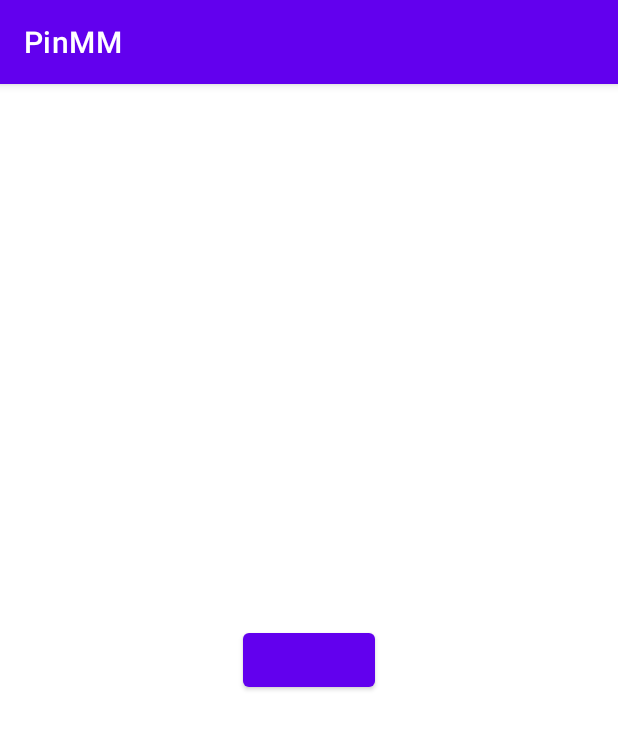
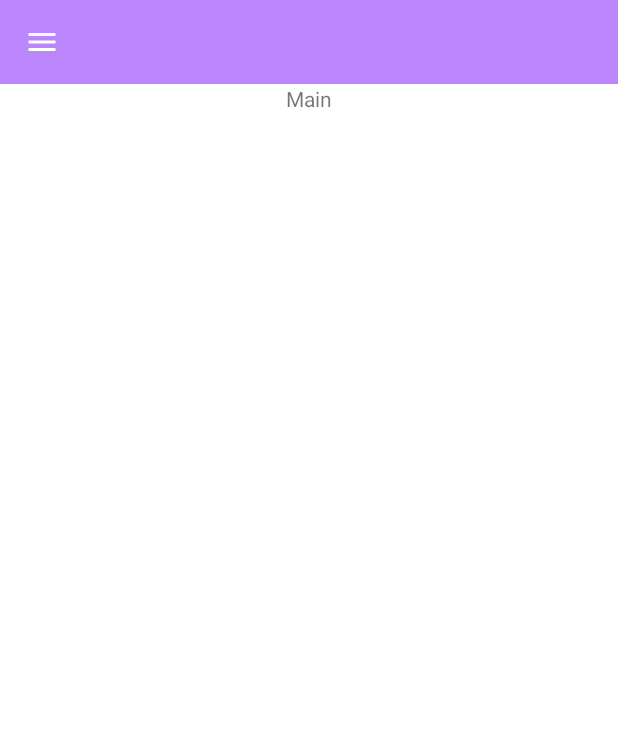
Before and after one commit to prudhvikatlaparthi/PinMM, an Android app: the screen it shows after launch (MainActivity), on a phone screen of 412 x 824 dp. Shown: the top 729 px of the screen. Run offline under Robolectric (Android 15) with nearby library versions, the phone set to English and light mode, and no system bars.

Commit message:
Nav menu changes

```diff
--- a/app/src/main/java/interfaces/DialogClickInterface.java
+++ b/app/src/main/java/com/pru/pinmm/interfaces/DialogClickInterface.java
@@ -1,8 +1,9 @@
-package interfaces;
+package com.pru.pinmm.interfaces;
 
 import android.content.DialogInterface;
 
 public interface DialogClickInterface {
     public void positiveClick(DialogInterface dialog);
+
     public void negativeClick(DialogInterface dialog);
 }
--- /dev/null
+++ b/app/src/main/java/com/pru/pinmm/ui/authentication/BaseActivity.java
@@ -0,0 +1,68 @@
+package com.pru.pinmm.ui.authentication;
+
+import android.app.ProgressDialog;
+import android.content.Context;
+
+import androidx.appcompat.app.AppCompatActivity;
+import androidx.appcompat.widget.Toolbar;
+
+import com.pru.pinmm.R;
+
+abstract public class BaseActivity extends AppCompatActivity {
+
+    ProgressDialog dialog;
+
+    @Override
+    protected void attachBaseContext(Context newBase) {
+        super.attachBaseContext(newBase);
+    }
+
+    @Override
+    protected void onStart() {
+        super.onStart();
+    }
+
+    public void setToolbar(Toolbar toolBar) {
+        setSupportActionBar(toolBar);
+    }
+
+    public void setToolbar(Toolbar toolBar, String title) {
+        setSupportActionBar(toolBar);
+        setTitle(title);
+    }
+
+    public void setToolbar(Toolbar toolBar, int title) {
+        setSupportActionBar(toolBar);
+        setTitle(title);
+    }
+
+    public void showToolbarBackButton() {
+        showToolbarBackButton(0);
+    }
+
+    public void showToolbarBackButton(int title) {
+        if (title == 0) {
+            title = R.string.app_name;
+        }
+        if (getSupportActionBar() != null) {
+            getSupportActionBar().show();
+            getSupportActionBar().setDisplayHomeAsUpEnabled(true);
+            getSupportActionBar().setTitle(title);
+        }
+
+    }
+
+    public void showToolbarBackButton(String title) {
+        if (getSupportActionBar() != null) {
+            getSupportActionBar().show();
+            getSupportActionBar().setDisplayHomeAsUpEnabled(true);
+            getSupportActionBar().setTitle(title);
+        }
+
+    }
+
+    public void hideToolbar() {
+        if (getSupportActionBar() != null)
+            getSupportActionBar().hide();
+    }
+}
--- a/app/src/main/java/com/pru/pinmm/ui/authentication/MainActivity.java
+++ b/app/src/main/java/com/pru/pinmm/ui/authentication/MainActivity.java
@@ -1,112 +1,71 @@
 package com.pru.pinmm.ui.authentication;
 
-import android.app.ProgressDialog;
-import android.content.DialogInterface;
+import android.content.Intent;
 import android.os.Bundle;
-import android.text.TextUtils;
-import android.util.Base64;
-import android.util.Log;
-import android.widget.Toast;
+import android.view.Gravity;
+import android.view.MenuItem;
 
-import androidx.appcompat.app.AlertDialog;
-import androidx.appcompat.app.AppCompatActivity;
+import androidx.annotation.NonNull;
+import androidx.appcompat.app.ActionBarDrawerToggle;
 
-import com.pru.pinmm.MyApplication;
+import com.google.android.material.navigation.NavigationView;
 import com.pru.pinmm.R;
 import com.pru.pinmm.databinding.ActivityMainBinding;
-import com.pru.pinmm.model.payloads.LoginPayload;
-import com.pru.pinmm.model.response.LoginResponse;
-import com.pru.pinmm.model.response.User;
-import com.pru.pinmm.remote.APIHelper;
-import com.pru.pinmm.utils.CommonUtils;
 
-import interfaces.DialogClickInterface;
-import retrofit2.Call;
-import retrofit2.Callback;
-import retrofit2.Response;
-
-public class MainActivity extends AppCompatActivity {
-    private ProgressDialog pd;
+public class MainActivity extends BaseActivity implements NavigationView.OnNavigationItemSelectedListener {
+    private ActivityMainBinding binding;
+    private ActionBarDrawerToggle toggle;
 
     @Override
     protected void onCreate(Bundle savedInstanceState) {
         super.onCreate(savedInstanceState);
-        com.pru.pinmm.databinding.ActivityMainBinding binding = ActivityMainBinding.inflate(getLayoutInflater());
+        binding = ActivityMainBinding.inflate(getLayoutInflater());
         setContentView(binding.getRoot());
-        pd = new ProgressDialog(this);
-        pd.setMessage(getString(R.string.loading));
-        binding.loginBtn.setText(MyApplication.getMyPreferences().getKeyLoggedUserId());
-
-        binding.loginBtn.setOnClickListener(v -> {
-            AlertDialog dialog = CommonUtils.showAlertDialog(this, "Success", true, "Ok", null, new DialogClickInterface() {
-                @Override
-                public void positiveClick(DialogInterface dialog) {
-//                    Intent(sdfsdf)
-                    dialog.dismiss();
-                    //Intent -> Validate Mpin
+        initializeNavigation();
+        onClickListener();
+        hideToolbar();
     }
 
-                @Override
-                public void negativeClick(DialogInterface dialog) {
-                    dialog.dismiss();
-                }
+    private void onClickListener() {
+        binding.imgMenu.setOnClickListener(v -> {
+            binding.drawerLayout.openDrawer(Gravity.LEFT);
         });
-            dialog.show();
-            MyApplication.getMyPreferences().setKeyLoggedUserId("sdfsdfsdf");
-            LoginPayload payload = new LoginPayload();
-            String pword = "sdfsf";
-            payload.setEmailId("uName");
-            payload.setPassword(Base64.encodeToString(pword.getBytes(), Base64.NO_WRAP));
-            payload.setLoginMenuId("12313");
-
-            Call<LoginResponse> call = APIHelper.getRepository().authenticateUser(payload);
-            call.enqueue(new Callback<LoginResponse>() {
-                @Override
-                public void onResponse(Call<LoginResponse> call, Response<LoginResponse> response) {
-                    pd.dismiss();
-                    Log.i("TAG", "onResponse: " + response);
-                    if (response.isSuccessful() && response.body() != null) {
-                        Log.i("TAG", "onResponse: " + response.body());
-                        LoginResponse response1 = response.body();
-                        String token = response1.getSessionToken();
-                        MyApplication.getMyPreferences().setKeySessionToken(token);
-                        User user = response1.getUser();
-                        int id = user.getUserId();
-                        MyApplication.getMyPreferences().setKeyUserId(id);
-                        // MPincreate -> save mpin
-                        // loginwithMPing -> validate -> MainActivity
-
-
-                    }
     }
 
-                @Override
-                public void onFailure(Call<LoginResponse> call, Throwable t) {
-                    pd.dismiss();
-                    Toast.makeText(MainActivity.this, t.getMessage(), Toast.LENGTH_SHORT).show();
-                }
-            });
-
-        });
-
-        Call<String> call = APIHelper.getRepository().getUserDetail(new LoginPayload());
-        call.enqueue(new Callback<String>() {
-            @Override
-            public void onResponse(Call<String> call, Response<String> response) {
+    private void initializeNavigation() {
+        toggle = new ActionBarDrawerToggle(this, binding.drawerLayout, R.string.navigation_drawer_open, R.string.navigation_drawer_close);
+        binding.drawerLayout.addDrawerListener(toggle);
+        toggle.syncState();
+        binding.navigationView.setNavigationItemSelectedListener(this);
 
     }
 
     @Override
-            public void onFailure(Call<String> call, Throwable t) {
+    public boolean onNavigationItemSelected(@NonNull MenuItem item) {
+        binding.drawerLayout.closeDrawers();
+        int id = item.getItemId();
+        if (id == R.id.home) {
+            startActivity(new Intent(this, HomeActivity.class));
+        } else if (id == R.id.settings) {
+            startActivity(new Intent(this, SettingsActivity.class));
+        } else if (id == R.id.profile) {
+            startActivity(new Intent(this, ProfileActivity.class));
+        }
+        return false;
+    }
 
+    @Override
+    public boolean onOptionsItemSelected(@NonNull MenuItem item) {
+        toggle.onOptionsItemSelected(item);
+        return super.onOptionsItemSelected(item);
     }
-        });
-        String mpin = "S" + "23";
-        if (TextUtils.isEmpty(MyApplication.getMyPreferences().getKeyMPIN())) {
-            // login
 
+    @Override
+    public void onBackPressed() {
+        if (binding.drawerLayout.isDrawerOpen(Gravity.LEFT)) {
+            binding.drawerLayout.closeDrawers();
         } else {
-            // validate
+            super.onBackPressed();
         }
     }
 }
--- a/app/src/main/java/com/pru/pinmm/utils/CommonUtils.java
+++ b/app/src/main/java/com/pru/pinmm/utils/CommonUtils.java
@@ -7,7 +7,7 @@ import android.widget.EditText;
 
 import androidx.appcompat.app.AlertDialog;
 
-import interfaces.DialogClickInterface;
+import com.pru.pinmm.interfaces.DialogClickInterface;
 
 public class CommonUtils {
 
--- /dev/null
+++ b/app/src/main/res/drawable/ic_menu.xml
@@ -0,0 +1,5 @@
+<vector android:height="24dp" android:tint="#FFFFFF"
+    android:viewportHeight="24" android:viewportWidth="24"
+    android:width="24dp" xmlns:android="http://schemas.android.com/apk/res/android">
+    <path android:fillColor="@android:color/white" android:pathData="M3,18h18v-2L3,16v2zM3,13h18v-2L3,11v2zM3,6v2h18L21,6L3,6z"/>
+</vector>
--- a/app/src/main/res/layout/activity_main.xml
+++ b/app/src/main/res/layout/activity_main.xml
@@ -1,19 +1,46 @@
 <?xml version="1.0" encoding="utf-8"?>
-<androidx.constraintlayout.widget.ConstraintLayout xmlns:android="http://schemas.android.com/apk/res/android"
+<androidx.drawerlayout.widget.DrawerLayout xmlns:android="http://schemas.android.com/apk/res/android"
     xmlns:app="http://schemas.android.com/apk/res-auto"
     xmlns:tools="http://schemas.android.com/tools"
+    android:id="@+id/drawerLayout"
     android:layout_width="match_parent"
     android:layout_height="match_parent"
     tools:context=".ui.authentication.MainActivity">
 
-    <Button
-        android:id="@+id/loginBtn"
+    <LinearLayout
+        android:layout_width="match_parent"
+        android:layout_height="match_parent"
+        android:orientation="vertical">
+
+        <androidx.appcompat.widget.Toolbar
+            android:layout_width="match_parent"
+            android:background="@color/purple_200"
+            android:layout_height="wrap_content">
+
+            <LinearLayout
+                android:layout_width="match_parent"
+                android:layout_height="wrap_content"
+                android:orientation="horizontal">
+                <ImageView
+                    android:id="@+id/imgMenu"
+                    android:layout_width="wrap_content"
+                    android:layout_height="wrap_content"
+                    android:src="@drawable/ic_menu"/>
+            </LinearLayout>
+        </androidx.appcompat.widget.Toolbar>
+
+        <TextView
+            android:layout_width="wrap_content"
+            android:layout_height="wrap_content"
+            android:layout_gravity="center"
+            android:text="Main" />
+    </LinearLayout>
+
+    <com.google.android.material.navigation.NavigationView
+        android:id="@+id/navigationView"
         android:layout_width="wrap_content"
-        android:layout_height="wrap_content"
-        android:text="Hello World!"
-        app:layout_constraintBottom_toBottomOf="parent"
-        app:layout_constraintLeft_toLeftOf="parent"
-        app:layout_constraintRight_toRightOf="parent"
-        app:layout_constraintTop_toTopOf="parent" />
-
-</androidx.constraintlayout.widget.ConstraintLayout>
+        android:layout_height="match_parent"
+        android:layout_gravity="start"
+        app:headerLayout="@layout/header_layout"
+        app:menu="@menu/navigation_drawer" />
+</androidx.drawerlayout.widget.DrawerLayout>
--- /dev/null
+++ b/app/src/main/res/menu/navigation_drawer.xml
@@ -0,0 +1,33 @@
+<?xml version="1.0" encoding="utf-8"?>
+<menu xmlns:android="http://schemas.android.com/apk/res/android">
+    <item
+        android:id="@+id/home"
+        android:title="Home" />
+    <item
+        android:id="@+id/settings"
+        android:title="Settings" />
+    <item
+        android:id="@+id/profile"
+        android:title="Profile" />
+
+    <item
+        android:title="Profile" />
+    <item
+        android:title="Profile" />
+
+    <item
+        android:title="Profile" />
+
+    <item android:title="Version 2.2">
+        <menu>
+            <group android:checkableBehavior="single">
+                <item
+                    android:id="@+id/nav_camera"
+                    android:title="Logout" />
+            </group>
+        </menu>
+    </item>
+
+
+
+</menu>
--- a/app/src/main/res/values/strings.xml
+++ b/app/src/main/res/values/strings.xml
@@ -1,4 +1,8 @@
 <resources>
     <string name="app_name">PinMM</string>
     <string name="loading">PinMM</string>
+    <string name="navigation_drawer_open">open navigation drawer</string>
+    <string name="navigation_drawer_close">close navigation drawer</string>
+    <string name="msg_please_wait">Please wait</string>
+    <string name="ok">Okay</string>
 </resources>
```
Also changed, not shown: app/src/main/AndroidManifest.xml (+12 -1 lines), app/src/main/java/com/pru/pinmm/ui/authentication/HomeActivity.java (added, +27 -0 lines), app/src/main/java/com/pru/pinmm/ui/authentication/ProfileActivity.java (added, +26 -0 lines), app/src/main/java/com/pru/pinmm/ui/authentication/SettingsActivity.java (added, +27 -0 lines), app/src/main/res/layout/activity_home.xml (added, +9 -0 lines), app/src/main/res/layout/activity_profile.xml (added, +9 -0 lines), app/src/main/res/layout/activity_settings.xml (added, +9 -0 lines), app/src/main/res/layout/header_layout.xml (added, +16 -0 lines). Lines whose indentation alone changed are shown as unchanged.
